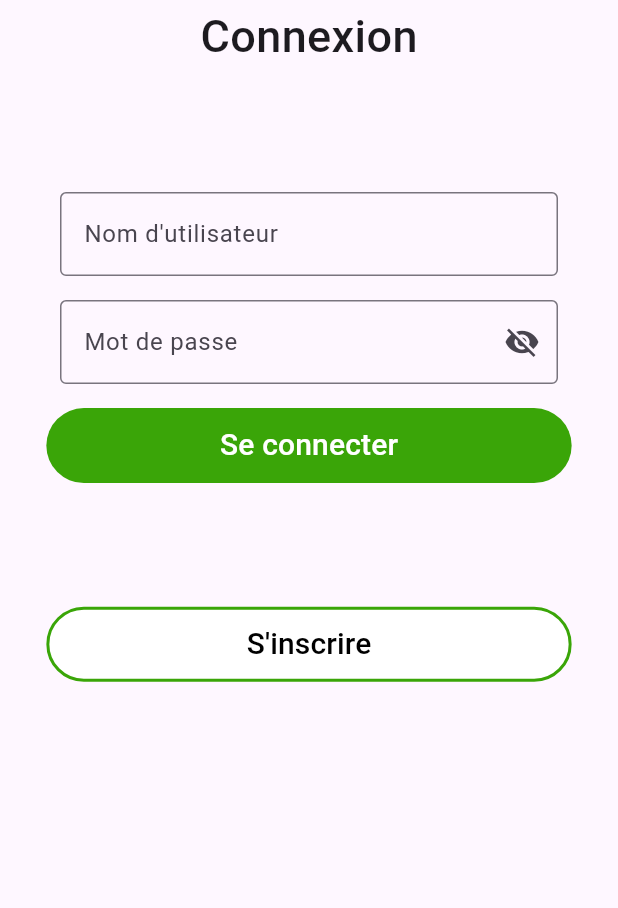
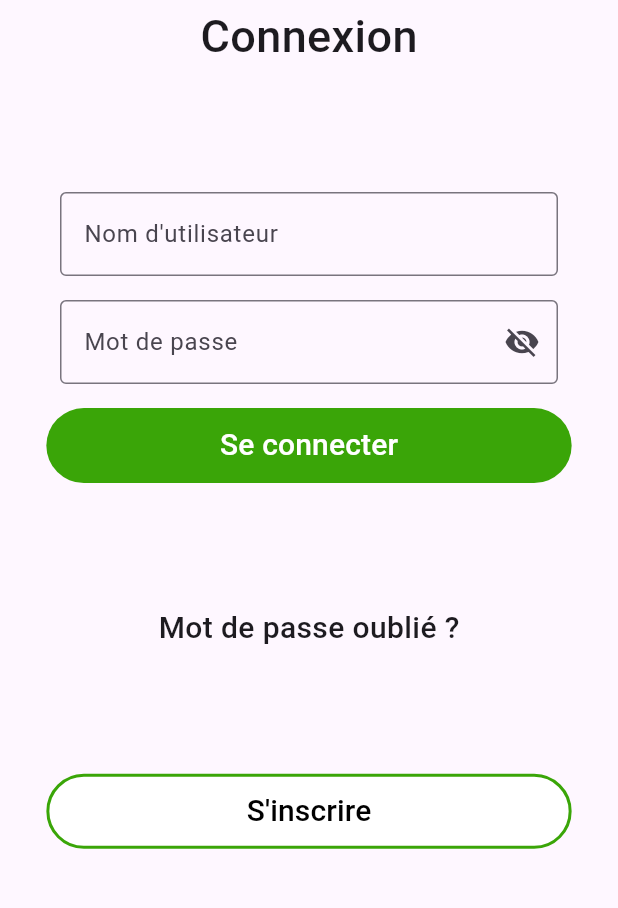
Before and after one commit to remybms/sportin-app, a Flutter app: the Login screen opened directly, on a phone screen of 412 x 824 dp, the part 80-988 px from its top. Run offline on Flutter 3.47's test engine with Material 3 defaults, Android fonts, the phone set to English and light mode, and no system bars.

Commit message:
:sparkles: | add forgot password option

```diff
--- a/lib/login/login_page.dart
+++ b/lib/login/login_page.dart
@@ -23,6 +23,12 @@ class Login extends StatelessWidget {
                   )
                 ),
             LoginForm(),
+            Text("Mot de passe oublié ?",
+                style: TextStyle(
+                    fontSize: 20,
+                    fontWeight: FontWeight.w500,
+                  )
+                ),
             ElevatedButton(
               style: ElevatedButton.styleFrom(
                   minimumSize:
@@ -39,6 +45,7 @@ class Login extends StatelessWidget {
               },
               child: Text('S\'inscrire', style: TextStyle(fontSize: 20)),
             ),
+
           ],
         )));
   }
```
